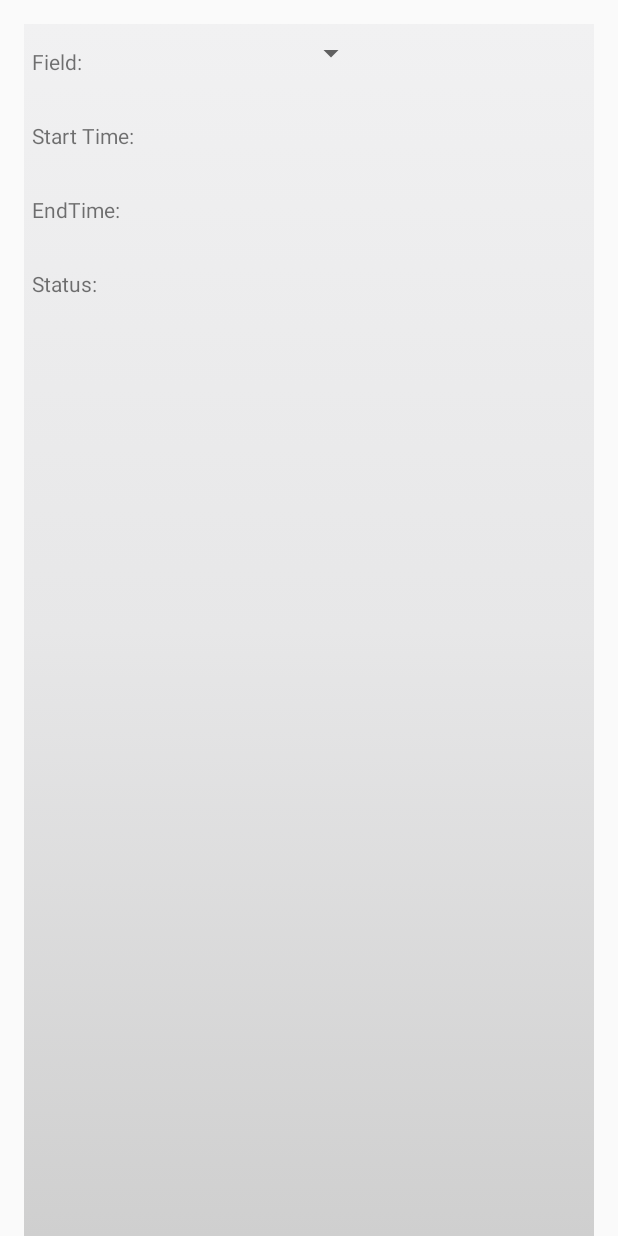
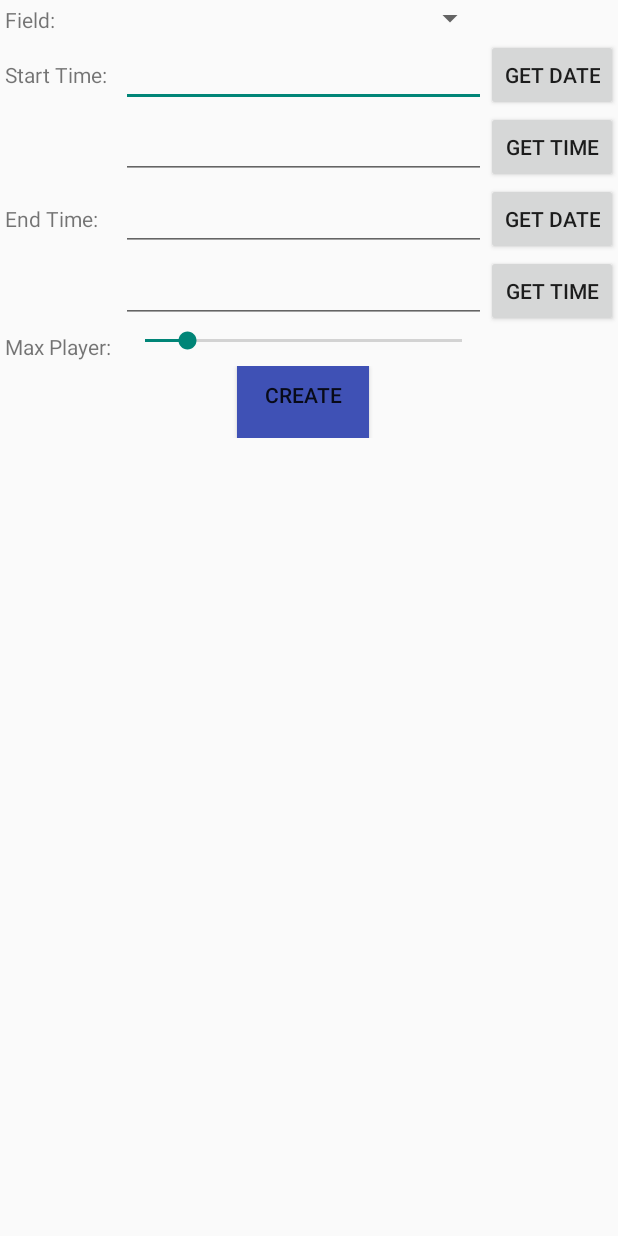
Before and after one commit to pdkproitf/online-socker, an Android app: the layout content_match_add_dialog.xml on its own in the app's theme, with its tools: preview values and no code run, on a phone screen of 412 x 824 dp. Run offline under Robolectric (Android 15) with nearby library versions, the phone set to English and light mode, and no system bars.

Commit message:
da aadd macth

```diff
--- a/OnlineSoccer/app/src/main/AndroidManifest.xml
+++ b/OnlineSoccer/app/src/main/AndroidManifest.xml
@@ -35,6 +35,9 @@
             android:name="com.google.android.gms.version"
             android:value="@integer/google_play_services_version" />
 
+        <activity
+            android:name=".MainScreen.Match.MatchAddActivity"
+            android:theme="@style/Theme.AppCompat.Light.Dialog"></activity>
     </application>
 
 </manifest>
--- a/OnlineSoccer/app/src/main/java/com/example/pc/onlinesoccer/MainScreen/Field/SecondFragment.java
+++ b/OnlineSoccer/app/src/main/java/com/example/pc/onlinesoccer/MainScreen/Field/FieldFragment.java
@@ -22,7 +22,7 @@ import java.util.Random;
  * Created by PC on 20-Apr-16.
  */
 
-public class SecondFragment extends Fragment {
+public class FieldFragment extends Fragment {
     private Firebase root;
     private FieldAdapter fieldAdapter;
     private ArrayList<Fields> listField;
--- a/OnlineSoccer/app/src/main/java/com/example/pc/onlinesoccer/MainScreen/Field/Fields.java
+++ b/OnlineSoccer/app/src/main/java/com/example/pc/onlinesoccer/MainScreen/Field/Fields.java
@@ -1,9 +1,11 @@
 package com.example.pc.onlinesoccer.MainScreen.Field;
+
+import java.io.Serializable;
 
 /**
  * Created by PDKPRO on 27/04/2016.
  */
-public class Fields {
+public class Fields implements Serializable{
     private int id;
     private String name;
     private String address;
--- a/OnlineSoccer/app/src/main/java/com/example/pc/onlinesoccer/MainScreen/MainActivity.java
+++ b/OnlineSoccer/app/src/main/java/com/example/pc/onlinesoccer/MainScreen/MainActivity.java
@@ -61,7 +61,7 @@ public class MainActivity extends AppCompatActivity{
 
                 if (menuItem.getItemId() == R.id.nav_item_setting) {
                     FragmentTransaction xfragmentTransaction = mFragmentManager.beginTransaction();
-                    xfragmentTransaction.replace(R.id.containerView,new TabFragment()).commit();
+                    xfragmentTransaction.replace(R.id.containerView,tabFragment).commit();
                 }
 
                 return false;
--- a/OnlineSoccer/app/src/main/java/com/example/pc/onlinesoccer/MainScreen/Match/DialogMatchDetails.java
+++ b/OnlineSoccer/app/src/main/java/com/example/pc/onlinesoccer/MainScreen/Match/DialogMatchDetails.java
@@ -2,6 +2,7 @@ package com.example.pc.onlinesoccer.MainScreen.Match;
 
 import android.app.Dialog;
 import android.content.Context;
+import android.graphics.Color;
 import android.view.View;
 import android.widget.Button;
 import android.widget.CheckBox;
@@ -33,10 +34,11 @@ public class DialogMatchDetails extends Dialog {
     }
 
     public void handlerButtonAction(){
-        Button btnJoin = (Button)this.findViewById(R.id.btnJoin);
+        final Button btnJoin = (Button)this.findViewById(R.id.btnJoin);
         btnJoin.setOnClickListener(new View.OnClickListener() {
             @Override
             public void onClick(View v) {
+                btnJoin.setTextColor(Color.WHITE);
                 Firebase rootSlot = new Firebase("https://soccernetword.firebaseio.com/Slots");
                 Slots slots = new Slots(matchs.getId(),userId);
                 rootSlot.push().setValue(slots, new Firebase.CompletionListener() {
--- a/OnlineSoccer/app/src/main/java/com/example/pc/onlinesoccer/MainScreen/Match/Matchs.java
+++ b/OnlineSoccer/app/src/main/java/com/example/pc/onlinesoccer/MainScreen/Match/Matchs.java
@@ -1,9 +1,11 @@
 package com.example.pc.onlinesoccer.MainScreen.Match;
+
+import java.io.Serializable;
 
 /**
  * Created by PDKPRO on 27/04/2016.
  */
-public class Matchs {
+public class Matchs implements Serializable{
     private String id, field_id,host_id,startTime,endTime;
     private int maxPlayer,status;
     private boolean verified;
--- a/OnlineSoccer/app/src/main/java/com/example/pc/onlinesoccer/MainScreen/TabFragment.java
+++ b/OnlineSoccer/app/src/main/java/com/example/pc/onlinesoccer/MainScreen/TabFragment.java
@@ -14,7 +14,7 @@ import android.view.LayoutInflater;
 import android.view.View;
 import android.view.ViewGroup;
 import com.example.pc.onlinesoccer.MainScreen.Match.MatchFragment;
-import com.example.pc.onlinesoccer.MainScreen.Field.SecondFragment;
+import com.example.pc.onlinesoccer.MainScreen.Field.FieldFragment;
 
 import com.example.pc.onlinesoccer.R;
 
@@ -75,7 +75,7 @@ public class TabFragment extends Fragment {
         {
             switch (position){
                 case 0 : return matchFragment;
-                case 1 : return new SecondFragment();
+                case 1 : return new FieldFragment();
                 case 2 : return new ThirdFragment();
             }
             return null;
--- a/OnlineSoccer/app/src/main/res/layout/content_match_add_dialog.xml
+++ b/OnlineSoccer/app/src/main/res/layout/content_match_add_dialog.xml
@@ -1,68 +1,97 @@
 <?xml version="1.0" encoding="utf-8"?>
-<LinearLayout xmlns:android="http://schemas.android.com/apk/res/android"
-    android:layout_width="fill_parent"
+<TableLayout xmlns:android="http://schemas.android.com/apk/res/android"
+    android:layout_width="match_parent"
     android:layout_height="match_parent"
-    android:layout_marginTop="16dp"
-    android:layout_marginLeft="16dp"
-    android:layout_marginRight="16dp"
-    android:background="@drawable/list_selector"
-    android:orientation="horizontal"
-    android:padding="5dp"
-    android:weightSum="1">
+    android:stretchColumns="1">
 
-    <LinearLayout
-        android:layout_width="wrap_content"
-        android:layout_height="wrap_content">
+    <TableRow>
+        <TextView
 
-        <LinearLayout
-            android:orientation="vertical"
+            android:text="Field: "
+            android:padding="3dip" />
+        <Spinner
+            android:layout_column="1"
+            android:text="Ctrl-O"
+            android:padding="3dip"
+            android:spinnerMode="dropdown"
+            android:id="@+id/spField" />
+    </TableRow>
+
+    <TableRow>
+        <TextView
+
+            android:text="Start Time: "
+            android:padding="3dip" />
+        <EditText android:id="@+id/edtStartDateDialog" />
+        <Button
+            android:text="Get Date"
+            android:id="@+id/btnStartDateDialog" />
+    </TableRow>
+
+    <TableRow>
+        <EditText
+            android:layout_column="1"
+            android:id="@+id/edtStartTimeDialog" />
+        <Button
+            android:text="Get Time"
+            android:id="@+id/btnStartTimeDialog" />
+    </TableRow>
+
+    <TableRow>
+        <TextView
+
+            android:text="End Time: "
+            android:padding="3dip" />
+        <EditText android:id="@+id/edtEndDateDialog" />
+        <Button
+            android:text="Get Date"
+            android:id="@+id/btnEndDateDialog" />
+    </TableRow>
+
+    <TableRow>
+        <EditText
+            android:layout_column="1"
+            android:id="@+id/edtEndTimeDialog" />
+        <Button
+            android:text="Get Time"
+            android:id="@+id/btnEndTimeDialog" />
+    </TableRow>
+
+    <TableRow>
+        <TextView
+
+            android:text="Max Player: "
+            android:padding="3dip" />
+
+        <SeekBar
+            android:maxHeight="50dp"
+            android:id="@+id/sbMaxPlayer"
+            android:max="15"
+            android:progress="@integer/design_snackbar_text_max_lines"
+            android:indeterminate="false" />
+        <TextView
+            android:id="@+id/edtSeekResult"
+            android:padding="3dip" />
+    </TableRow>
+
+    <TableRow>
+        <Button
+            android:layout_column="1"
+            android:layout_gravity="center"
+            android:background="@color/colorPrimary"
+            android:id="@+id/btnCreateMatch"
+            android:paddingBottom="10dp"
+            android:text="Create"/>
+    </TableRow>
+
+    <TableRow
+        android:layout_width="match_parent"
+        android:layout_height="match_parent">
+
+        <TextView
             android:layout_width="wrap_content"
-            android:layout_height="263dp">
-
-            <TextView
-                android:layout_width="wrap_content"
-                android:layout_height="wrap_content"
-                android:text="Field: "
-                android:layout_marginTop="10dp" />
-
-            <TextView
-                android:layout_width="wrap_content"
-                android:layout_height="wrap_content"
-                android:text="Start Time: "
-                android:layout_marginTop="30dp" />
-
-            <TextView
-                android:layout_width="wrap_content"
-                android:layout_height="wrap_content"
-                android:text="EndTime: "
-                android:layout_marginTop="30dp" />
-
-            <TextView
-                android:layout_width="wrap_content"
-                android:layout_height="wrap_content"
-                android:text="Status:"
-                android:layout_marginTop="30dp" />
-        </LinearLayout>
-    </LinearLayout>
-
-    <LinearLayout
-        android:orientation="vertical"
-        android:layout_marginLeft="10dp"
-        android:layout_width="fill_parent"
-        android:layout_height="wrap_content">
-
-        <Spinner
-            android:layout_width="142dp"
-            android:layout_height="28dp"
-            android:id="@+id/spinner" />
-
-        <TimePicker
-            android:layout_width="142dp"
-            android:layout_height="48dp"
-            android:paddingTop="70dp"
-            android:id="@+id/timePicker" />
-
-    </LinearLayout>
-
-
-</LinearLayout>
+            android:layout_height="wrap_content"
+            android:layout_column="1"
+            android:id="@+id/textView2" />
+    </TableRow>
+</TableLayout>
--- a/OnlineSoccer/app/src/main/res/layout/content_match_item.xml
+++ b/OnlineSoccer/app/src/main/res/layout/content_match_item.xml
@@ -12,7 +12,7 @@
     <LinearLayout
         android:layout_width="match_parent"
         android:layout_height="150dp"
-        android:background="@color/white">
+        android:background="@drawable/list_selector">
 
         <ImageView
             android:layout_width="76dp"
--- a/OnlineSoccer/app/src/main/res/layout/content_match_layout.xml
+++ b/OnlineSoccer/app/src/main/res/layout/content_match_layout.xml
@@ -10,8 +10,8 @@
         android:text="Create a Match"
         android:id="@+id/btnCreateMatch"
         android:layout_alignParentTop="true"
-        android:layout_alignParentLeft="true"
-        android:layout_alignParentStart="true" />
+        android:layout_centerHorizontal="true"
+        android:background="#022aff" />
 
     <ListView
         android:layout_width="match_parent"
--- a/OnlineSoccer/app/src/main/res/values/strings.xml
+++ b/OnlineSoccer/app/src/main/res/values/strings.xml
@@ -9,4 +9,5 @@
     <string name="navigation_drawer_close">Close navigation drawer</string>
     <string name="title_activity_introduce">IntroduceActivity</string>
     <string name="title_activity_dialog_show_match_details">DialogShowMatchDetails</string>
+    <string name="title_activity_match_add">MatchAdd</string>
 </resources>
```
Also changed, not shown: OnlineSoccer/app/src/main/java/com/example/pc/onlinesoccer/MainScreen/Match/DialogMatchAdd.java (+124 -2 lines), OnlineSoccer/app/src/main/java/com/example/pc/onlinesoccer/MainScreen/Match/MatchAddActivity.java (added, +213 -0 lines), OnlineSoccer/app/src/main/java/com/example/pc/onlinesoccer/MainScreen/Match/MatchFragment.java (+7 -2 lines), OnlineSoccer/app/src/main/res/layout/activity_match_add.xml (added, +14 -0 lines), OnlineSoccer/app/src/main/res/layout/content_match_add.xml (added, +112 -0 lines), OnlineSoccer/app/src/main/res/layout/content_match_show_dialog.xml (+5 -3 lines), OnlineSoccer/app/src/main/res/layout/match_show.xml (added, +14 -0 lines).
